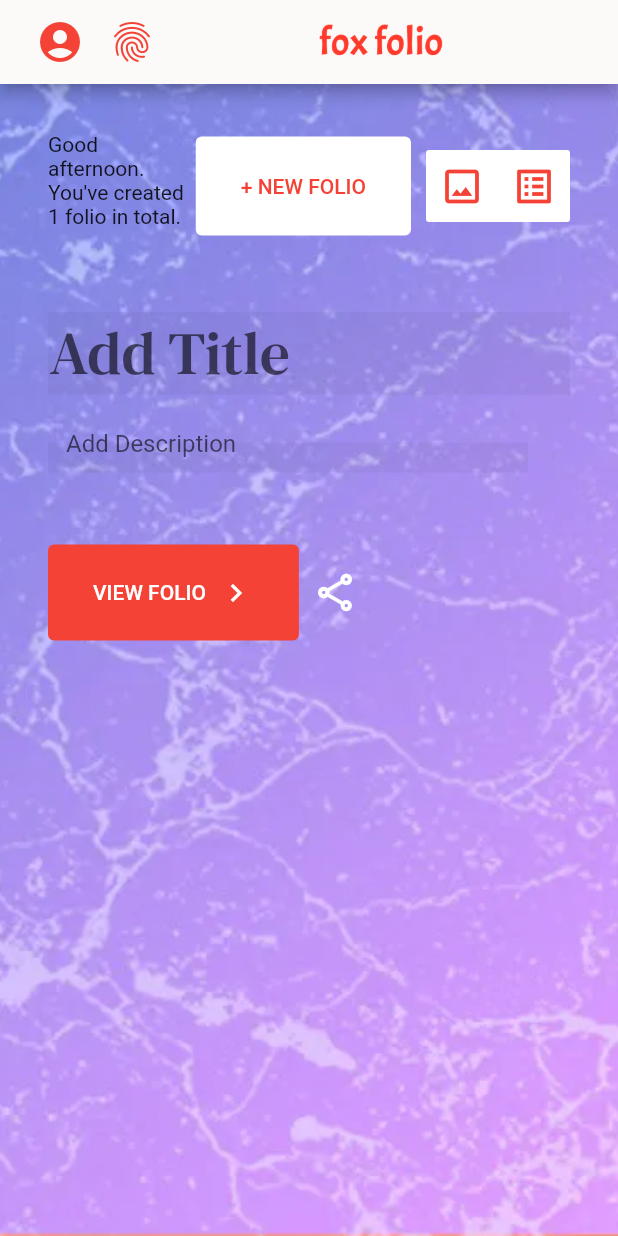
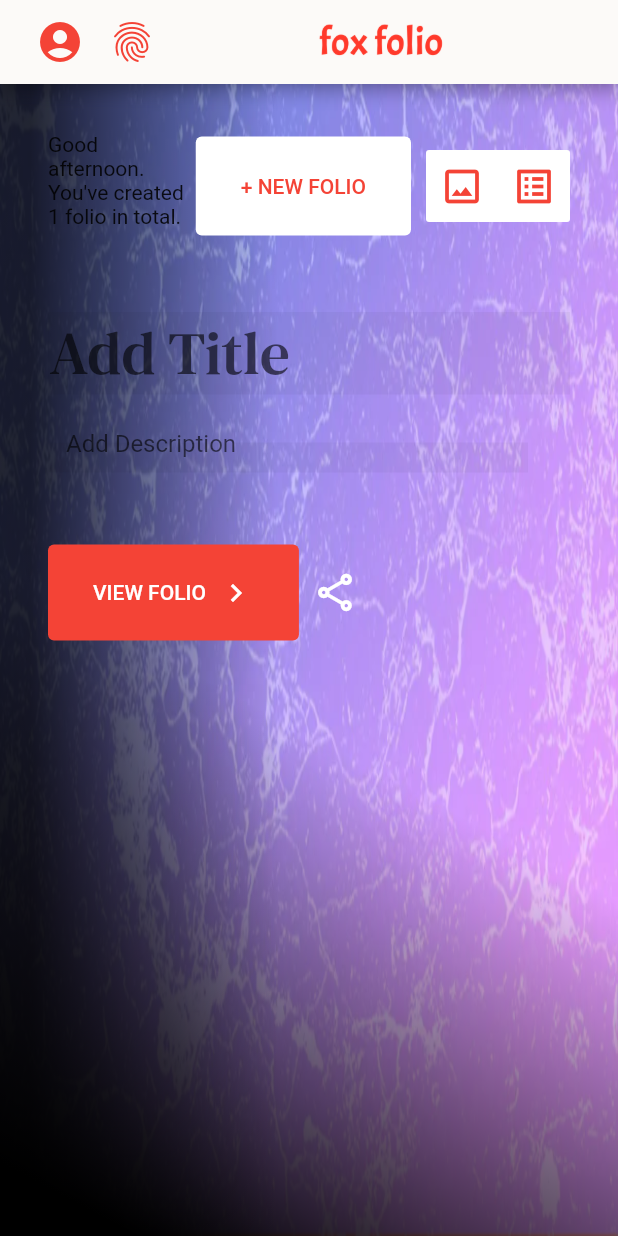
Before and after one commit to jademisato/fox, a Flutter app: the screen it shows after launch, on a phone screen of 412 x 824 dp. Run offline on Flutter 3.47's test engine with Material 2 defaults, Android fonts, the phone set to English and light mode, and no system bars; project files that could hold a hidden picture were left out.

Commit message:
Add a black shadow on the background image

```diff
--- a/lib/main.dart
+++ b/lib/main.dart
@@ -154,21 +154,80 @@
             ],
           ),
         ),
-        body: Container(
+        body: Stack(
+          children: <Widget>[
+            Container(
+              decoration: BoxDecoration(
+                color: Colors.transparent,
+                image: DecorationImage(
+                  image: AssetImage('images/home_backdround_img.webp'),
+                  fit: BoxFit.fill,
+                ),
+              ),
+            ),
+            Container( // Black shadow bottpmLeft to topRight
               constraints: BoxConstraints.expand(),
               decoration: BoxDecoration(
-            image: DecorationImage(
-              image: AssetImage('images/home_backdround_img.webp'),
-              fit: BoxFit.cover,
+                gradient: LinearGradient(
+                  begin: Alignment(-1.0, 1.0),
+                  end: Alignment(0.0, 0.0),
+                  stops: [
+                    0.1,
+                    0.9,
+                  ],
+                  colors: <Color>[
+                    Colors.black,
+                    Colors.black.withOpacity(0.0),
+                  ],
                 ),
               ),
-          child: Column(
+            ),
+            Container( // Black shadow left to right
+              constraints: BoxConstraints.expand(),
+              decoration: BoxDecoration(
+                gradient: LinearGradient(
+                  begin: Alignment(-1.0, 0.0),
+                  end: Alignment(0.0, 0.0),
+                  stops: [
+                    0.1,
+                    0.9,
+                  ],
+                  colors: <Color>[
+                    Colors.black.withOpacity(0.8),
+                    Colors.black.withOpacity(0.0),
+                  ],
+                ),
+              ),
+            ),
+            // Container( // TODO: Add a black shadow bottom to top
+            //   constraints: BoxConstraints.expand(),
+            //   decoration: BoxDecoration(
+            //     // fit: BoxFit.fill,
+            //     gradient: LinearGradient(
+            //       begin: Alignment(0.0, 0.0),
+            //       end: Alignment(0.0, -1.0),
+            //       stops: [
+            //         0.1,
+            //         0.9,
+            //       ],
+            //       colors: <Color>[
+            //         // Colors.black,
+            //         // Colors.indigo[800],
+            //         Color(0xff000000).withOpacity(0.8),
+            //         // Colors.white,
+            //         Colors.white.withOpacity(0.0),
+            //       ],
+            //     ),
+            //   ),
+            // )
+            Column(
               children: [
                 topSection,
                 const InputForm(),
                 bottomSection,
               ],
             ),
+          ],
         ),
       ),
     );
```
Lines whose indentation alone changed are shown as unchanged.
